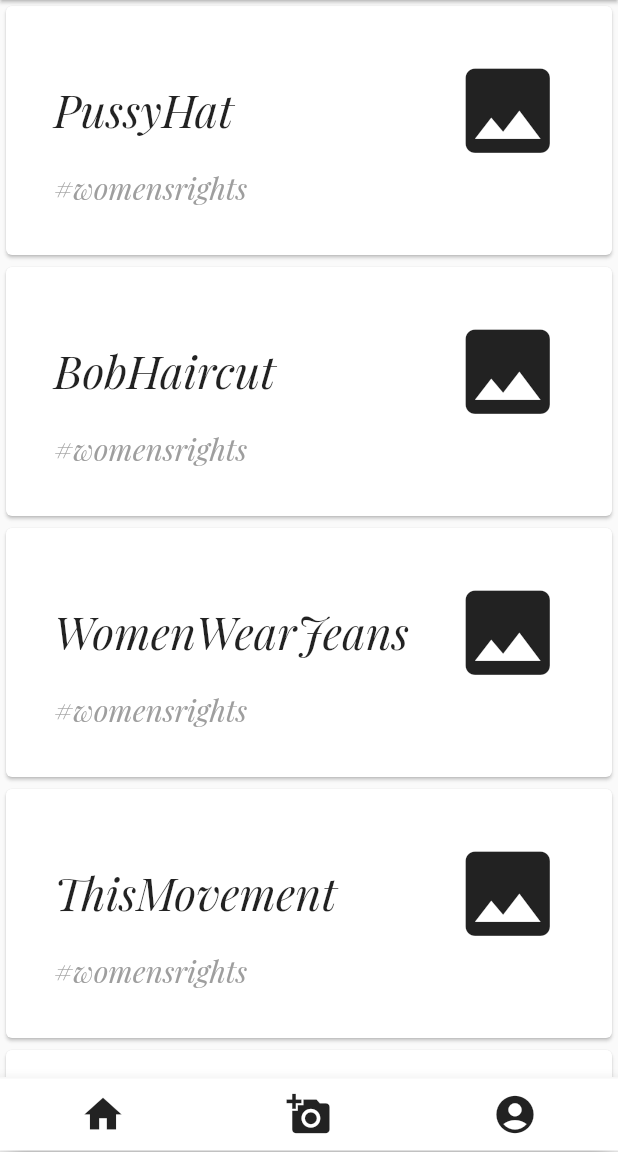
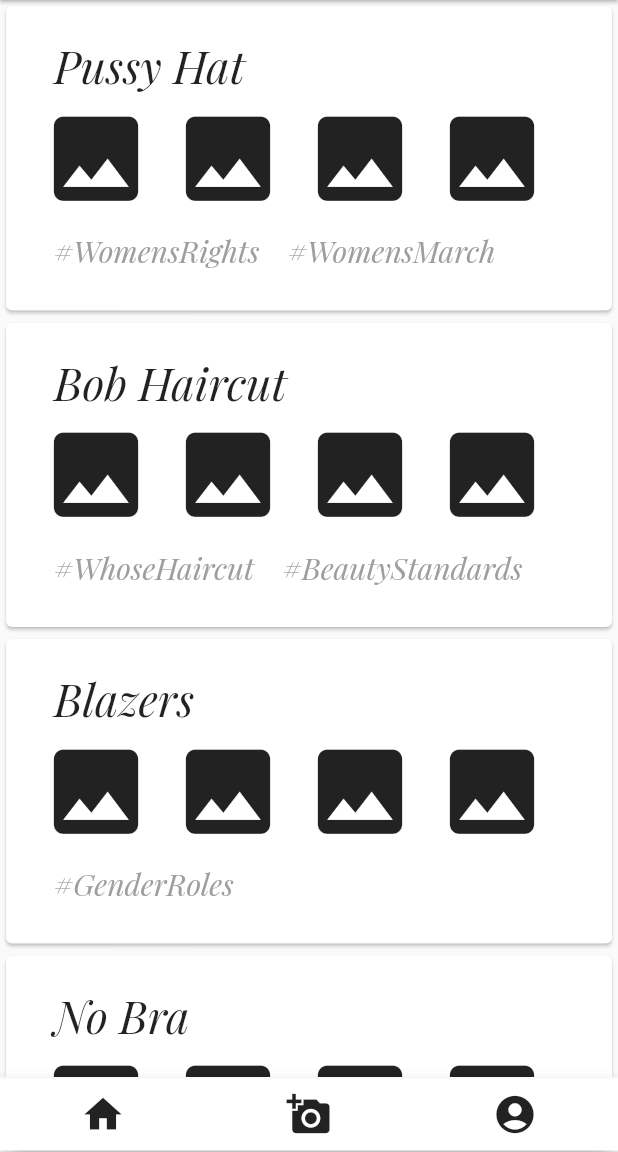
Before and after one commit to peterdjlee/stuyhacksVI-SesameBagels, a Flutter app: the screen it shows after launch, on a phone screen of 412 x 824 dp, the part 84-1236 px from its top. Run offline on Flutter 3.47's test engine with Material 2 defaults, Android fonts, the phone set to English and light mode, and no system bars.

Commit message:
changed card layout; text buttons added

```diff
--- a/awear/lib/awear_list.dart
+++ b/awear/lib/awear_list.dart
@@ -4,56 +4,110 @@ class AwearList extends StatelessWidget {
 
   @override
   Widget build(BuildContext context) {
-    final itemCount = 10;
-    List<String> movements = new List<String>();
+    List<Movement> movements = new List<Movement>();
 
     //HARD CODE MOVEMENTS
-    movements.add('PussyHat');
-    movements.add('BobHaircut');
-    movements.add('WomenWearJeans');
-    movements.add('ThisMovement');
-    movements.add('ThatMovement');
-    movements.add('ThoseMovements');
-
-    List<String> issues = new List<String>();
-    issues.add('#women\'s rights');
+    movements.add(new Movement('Pussy Hat','#WomensRights','#WomensMarch',''));
+    movements.add(new Movement('Bob Haircut','#WhoseHaircut','#BeautyStandards',''));
+    movements.add(new Movement('Blazers','#GenderRoles','',''));
+    movements.add(new Movement('No Bra','#FreeTheNipple','',''));
 
     return new ListView.builder(
         itemCount: movements.length,
         itemBuilder: (context, index) {
           return new Card(
               child: new Container(
-                padding: new EdgeInsets.all(32.0),
+                padding: new EdgeInsets.all(16.0),
                 child: new Column(
+                  crossAxisAlignment: CrossAxisAlignment.start,
                   children: <Widget>[
-                    new Row(
-                      mainAxisAlignment: MainAxisAlignment.spaceBetween,
-                      children: <Widget>[
-                        new Text(
-                            movements[index],
+                        new FlatButton(
+                          padding: const EdgeInsets.only(left:16.0, right:16.0, top:0.0),
+                          child: new Text(
+                            movements[index].movementTitle,
                             style: new TextStyle(
                               fontFamily: 'PlayfairDisplay',
                               fontSize: 30.0,
                               fontStyle: FontStyle.italic,
                             ),
                           ),
-                        new Icon(
+                          onPressed: () {
+                            //TODO: FILL IN ONPRESSED
+                          },
+                        ),
+                        new Row(
+                          children: <Widget>[
+                            new FlatButton(
+                              padding: const EdgeInsets.only(left: 0.0, right: 0.0),
+                              child: new Icon(
                                 Icons.image,
                                 size: 75.0,
+                              ),
+                              onPressed: () {
+                                //TODO: FILL IN ONPRESSED
+                              },
+                            ),
+                            new FlatButton(
+                              padding: const EdgeInsets.only(left: 0.0, right: 0.0),
+                              child: new Icon(
+                                Icons.image,
+                                size: 75.0,
+                              ),
+                              onPressed: () {
+                                //TODO: FILL IN ONPRESSED
+                              },
+                            ),
+                            new FlatButton(
+                              padding: const EdgeInsets.only(left: 0.0, right: 0.0),                              child: new Icon(
+                                Icons.image,
+                                size: 75.0,
+                              ),
+                              onPressed: () {
+                                //TODO: FILL IN ONPRESSED
+                              },
+                            ),
+                            new FlatButton(
+                              padding: const EdgeInsets.only(left: 0.0, right: 0.0),                              child: new Icon(
+                              Icons.image,
+                              size: 75.0,
+                            ),
+                              onPressed: () {
+                                //TODO: FILL IN ONPRESSED
+                              },
                             ),
                           ],
                         ),
                     new Row(
                       mainAxisAlignment: MainAxisAlignment.start,
                       children: <Widget>[
-                        new Text(
-                          '#womensrights',
+                        new FlatButton(
+                          padding: const EdgeInsets.only(left: 16.0, right: 3.0),
+                          child: new Text(
+                            movements[index].movementIssueOne,
                             style: new TextStyle(
                               fontFamily: 'PlayfairDisplay',
                               color: Colors.grey,
                               fontSize: 20.0,
                               fontStyle: FontStyle.italic,
                             ),
+                          ),
+                          onPressed: () {
+                            //TODO: FILL IN ONPRESSED
+                          },
+                        ),
+                        new FlatButton(
+                          child: new Text(
+                            movements[index].movementIssueTwo,
+                            style: new TextStyle(
+                              fontFamily: 'PlayfairDisplay',
+                              color: Colors.grey,
+                              fontSize: 20.0,
+                              fontStyle: FontStyle.italic,
+                            ),
+                          ),
+                          onPressed: () {
+                            //TODO: FILL IN ONPRESSED
+                          },
                         ),
                       ],
                     )
@@ -64,3 +118,14 @@ class AwearList extends StatelessWidget {
         });
   }
 }
+
+class Movement {
+  final String movementTitle;
+  final String movementIssueOne;
+  final String movementIssueTwo;
+  String movementPicPath = "";
+
+  Movement(this.movementTitle, this.movementIssueOne, this.movementIssueTwo, this.movementPicPath);
+
+
+}
```
Lines whose indentation alone changed are shown as unchanged.
